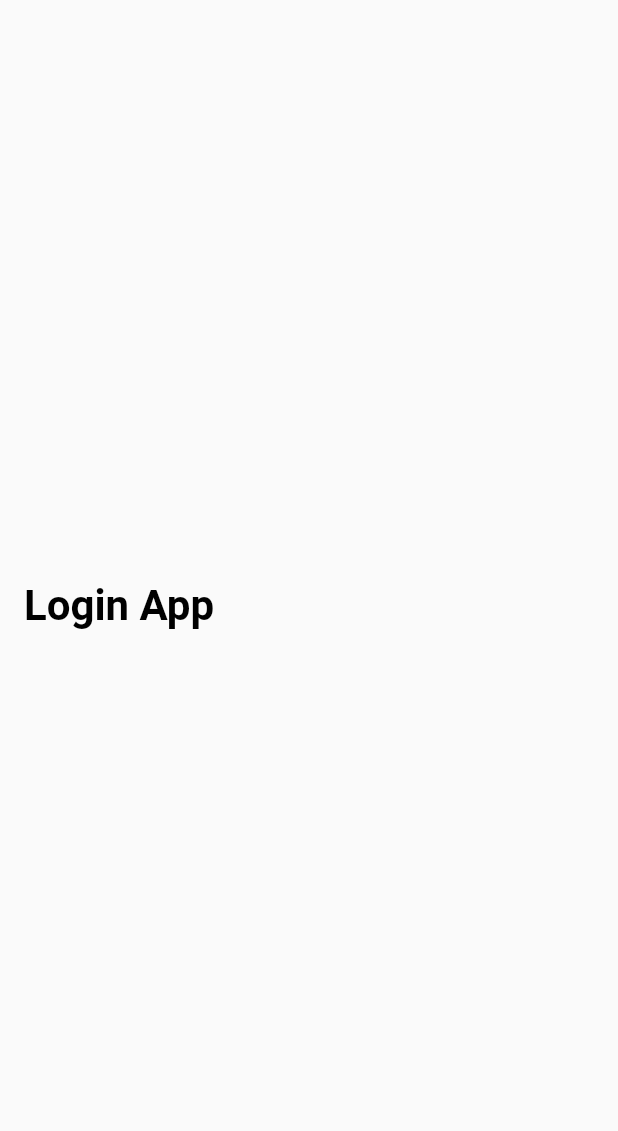
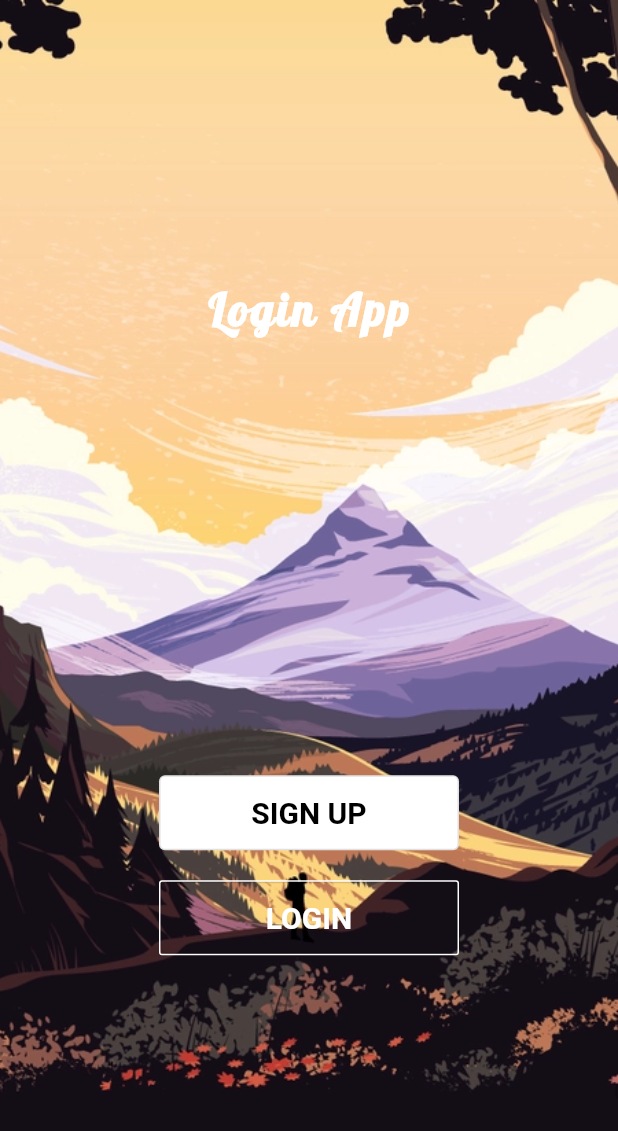
Before and after one commit to mrthikl/login_firebase_app_flutter, a Flutter app: the screen it shows after launch, on a phone screen of 412 x 824 dp. Shown: the top 1131 px of the screen. Run offline on Flutter 3.47's test engine with Material 2 defaults, Android fonts, the phone set to English and light mode, and no system bars; our stand-ins replace carousel_slider, font_awesome_flutter, gap, google_fonts, splashscreen; missing offline and left inert: flutter_verification_code.

Commit message:
build login screen

```diff
--- a/login_firebase_app/lib/main.dart
+++ b/login_firebase_app/lib/main.dart
@@ -1,4 +1,5 @@
 import 'package:flutter/material.dart';
+import 'package:google_fonts/google_fonts.dart';
 
 void main() {
   runApp(const MyApp());
@@ -27,8 +28,15 @@ class HomePage extends StatefulWidget {
 class _HomePageState extends State<HomePage> {
   @override
   Widget build(BuildContext context) {
-    return Scaffold(
-      body: LoginScreen(),
+    return Container(
+      decoration: const BoxDecoration(
+        image: DecorationImage(
+            image: AssetImage("assets/bg-3.webp"), fit: BoxFit.cover),
+      ),
+      child: Scaffold(
+        backgroundColor: Colors.transparent,
+        body: LoginScreen(),
+      ),
     );
   }
 }
@@ -43,21 +51,64 @@ class LoginScreen extends StatefulWidget {
 class _LoginScreenState extends State<LoginScreen> {
   @override
   Widget build(BuildContext context) {
+    Size size = MediaQuery.of(context).size;
     return Container(
       padding: const EdgeInsets.all(16),
+      alignment: Alignment.center,
       child: Column(
         mainAxisAlignment: MainAxisAlignment.center,
-        crossAxisAlignment: CrossAxisAlignment.start,
         children: [
-          Text(
-            "Login App",
-            style: TextStyle(
-              color: Colors.black,
-              fontSize: 28,
-              fontWeight: FontWeight.bold,
-            ),
+          Container(
+            height: size.height * 0.4,
+            child: Text("Login App",
+                style: GoogleFonts.lobster(
+                    color: Colors.white,
+                    letterSpacing: 2,
+                    fontSize: 30,
+                    fontWeight: FontWeight.bold)),
           ),
-          Text("")
+          Container(
+            child: Column(children: [
+              Container(
+                  width: 200,
+                  height: 50,
+                  child: OutlinedButton(
+                    style: OutlinedButton.styleFrom(
+                      backgroundColor: Colors.white,
+                    ),
+                    onPressed: () {},
+                    child: Text('Sign Up'.toUpperCase(),
+                        style: const TextStyle(
+                          fontSize: 20,
+                          fontWeight: FontWeight.bold,
+                          color: Colors.black,
+                        )),
+                  )),
+              const SizedBox(
+                height: 20,
+              ),
+              Container(
+                  width: 200,
+                  height: 50,
+                  decoration: BoxDecoration(
+                      border: Border.all(
+                        color: Colors.white,
+                      ),
+                      borderRadius: BorderRadius.circular(2)),
+                  child: OutlinedButton(
+                    style: OutlinedButton.styleFrom(
+                      backgroundColor: Colors.transparent,
+                    ),
+                    onPressed: () {},
+                    child: Text('Login'.toUpperCase(),
+                        style: const TextStyle(
+                          fontSize: 20,
+                          fontWeight: FontWeight.bold,
+                          color: Colors.white,
+                        )),
+                  ))
+            ]),
+          )
         ],
       ),
     );
--- a/login_firebase_app/pubspec.yaml
+++ b/login_firebase_app/pubspec.yaml
@@ -30,6 +30,7 @@ dependencies:
   flutter:
     sdk: flutter
 
+  google_fonts: ^3.0.1
   # The following adds the Cupertino Icons font to your application.
   # Use with the CupertinoIcons class for iOS style icons.
   cupertino_icons: ^1.0.2
```
Also changed, not shown: login_firebase_app/assets/bg-3.webp (added), login_firebase_app/assets/bg-4.webp (added), login_firebase_app/pubspec.lock, 1 other file.
